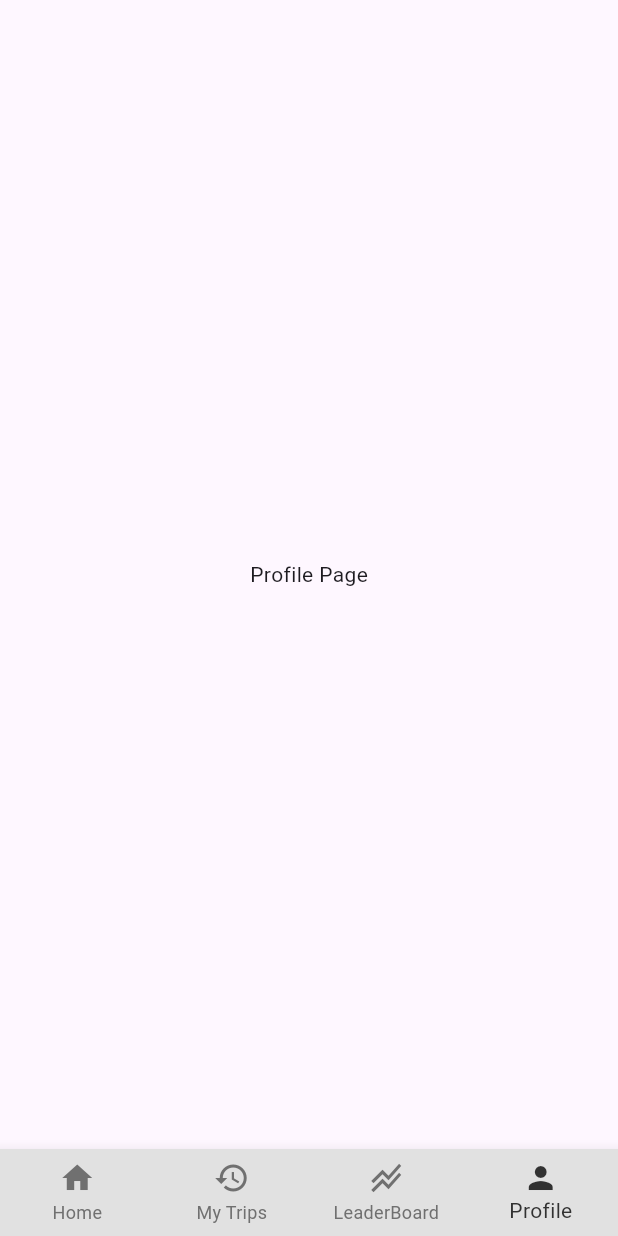
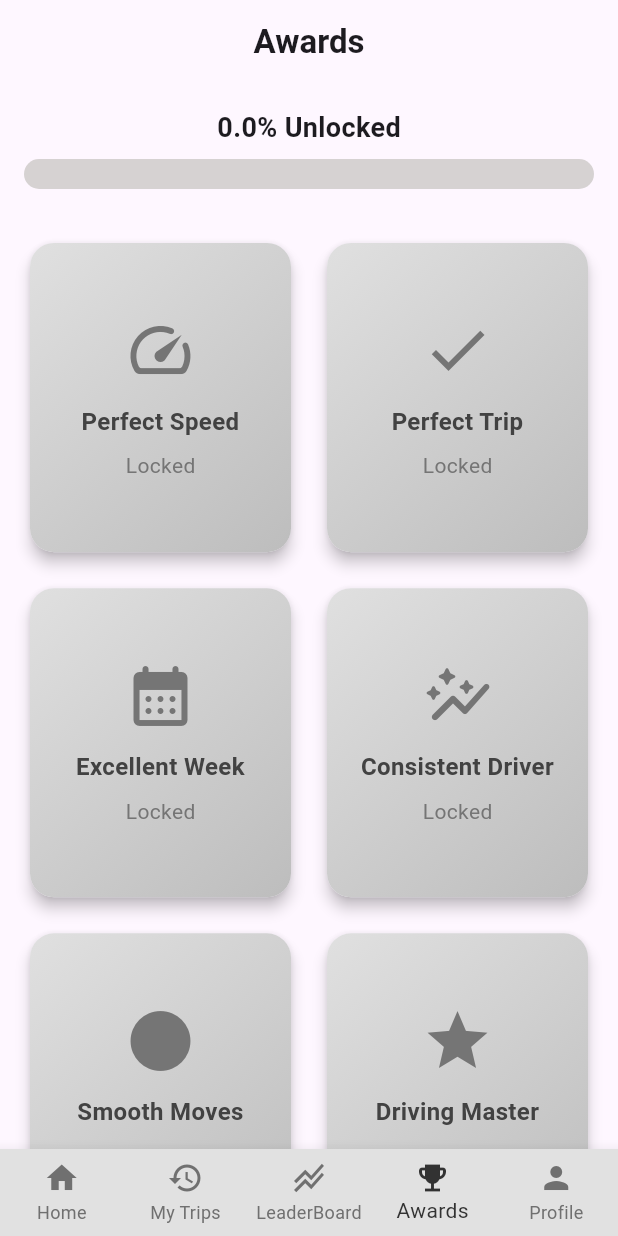
Before and after one commit to R-umaria/Group24F24, a Flutter app: the screen it shows after launch, item 4 of the bottom bar chosen, on a phone screen of 412 x 824 dp. Run offline on Flutter 3.47's test engine with Material 3 defaults, Android fonts, the phone set to English and light mode, and no system bars; our stand-ins replace flutter_custom_clippers, geolocator, permission_handler.

Commit message:
awards page user interface

```diff
--- a/lib/behaviour_analysis/speed_analysis.dart
+++ b/lib/behaviour_analysis/speed_analysis.dart
@@ -104,9 +104,9 @@ class SpeedAnalysisTimer {
   //update the duration
   void update() {
   if (_currentState == SpeedState.warning) {
-    _warningStateDuration += Duration(seconds: 1);
+    _warningStateDuration += const Duration(seconds: 1);
   } else if (_currentState == SpeedState.dangerous) {
-    _dangerousStateDuration += Duration(seconds: 1);
+    _dangerousStateDuration += const Duration(seconds: 1);
   }
 }
 }
--- /dev/null
+++ b/lib/pages/Awards/awards_page.dart
@@ -0,0 +1,205 @@
+import 'package:flutter/material.dart';
+import './award_backend.dart';
+
+class AwardsPage extends StatelessWidget {
+  final AwardsManager awardsManager;
+
+  const AwardsPage({
+    super.key,
+    required this.awardsManager,
+  });
+
+  @override
+  Widget build(BuildContext context) {
+    return Scaffold(
+      appBar: AppBar(
+        title: const Text(
+          'Awards',
+          style: TextStyle(fontWeight: FontWeight.bold),
+        ),
+        centerTitle: true,
+      ),
+      body: Column(
+        children: [
+          _buildProgressHeader(),
+          Expanded(
+            child: _buildAwardsGrid(),
+          ),
+        ],
+      ),
+    );
+  }
+
+//as in the design, this is the bar that shows the % of awards completed by the driver
+  Widget _buildProgressHeader() {
+    int totalAwards = awardsManager.awards.length; //check how many awards exist currently
+    double unlockedPercent = awardsManager.getUnlockedAwards().length / totalAwards;
+    double progressPercent = (unlockedPercent / totalAwards) * 100;
+
+    return Container(
+      padding: const EdgeInsets.all(16),
+      child: Column(
+        children: [
+          Text(
+            '$progressPercent% Unlocked',
+            style: const TextStyle(
+              fontSize: 18,
+              fontWeight: FontWeight.bold,
+            ),
+          ),
+          const SizedBox(height: 8),
+          ClipRRect(
+            borderRadius: BorderRadius.circular(15),
+            child: LinearProgressIndicator(
+              value: progressPercent/100,
+              minHeight: 20,
+              backgroundColor: const Color.fromARGB(255, 214, 210, 210),
+              valueColor: AlwaysStoppedAnimation<Color>(
+                progressPercent == 100 ? const Color.fromARGB(255, 7, 255, 15) : const Color.fromARGB(255, 73, 215, 227),
+              ),
+            ),
+          ),
+        ],
+      ),
+    );
+  }
+
+  //holds all awards cards
+  Widget _buildAwardsGrid() {
+    return GridView.builder(
+      padding: const EdgeInsets.all(16),
+      gridDelegate: const SliverGridDelegateWithFixedCrossAxisCount(
+        crossAxisCount: 2,
+        childAspectRatio: 0.85,
+        crossAxisSpacing: 16,
+        mainAxisSpacing: 16,
+      ),
+      itemCount: awardsManager.awards.length,
+      itemBuilder: (context, index) {
+        final award = awardsManager.awards[index];
+        return _AwardCard(award: award);
+      },
+    );
+  }
+}
+
+//holds a single award
+class _AwardCard extends StatelessWidget {
+  final Award award;
+  const _AwardCard({
+    required this.award,
+  });
+
+  @override
+  Widget build(BuildContext context) {
+    return Card(
+      elevation: 4,
+      shape: RoundedRectangleBorder(
+        borderRadius: BorderRadius.circular(16),
+      ),
+      child: Container(
+        decoration: BoxDecoration(
+          borderRadius: BorderRadius.circular(16),
+          gradient: LinearGradient(
+            begin: Alignment.topLeft,
+            end: Alignment.bottomRight,
+            colors: award.isUnlocked
+                ? [Colors.blue[400]!, Colors.blue[600]!] //i will change colours to match home page later
+                : [Colors.grey[300]!, Colors.grey[400]!],
+          ),
+        ),
+        child: Material(
+          color: Colors.transparent,
+          child: InkWell(
+            borderRadius: BorderRadius.circular(16),
+            onTap: () => _showAwardDetails(context), //open the info at the bottom when award is clicked on
+            child: Padding(
+              padding: const EdgeInsets.all(16),
+              child: Column(
+                mainAxisAlignment: MainAxisAlignment.center,
+                children: [
+                  Icon(
+                    award.icon,
+                    size: 48,
+                    color: award.isUnlocked ? Colors.white : Colors.grey[600],
+                  ),
+                  const SizedBox(height: 12),
+                  Text(
+                    award.name,
+                    textAlign: TextAlign.center,
+                    style: TextStyle(
+                      fontSize: 16,
+                      fontWeight: FontWeight.bold,
+                      color: award.isUnlocked ? Colors.white : Colors.grey[800],
+                    ),
+                  ),
+                  const SizedBox(height: 8),
+                  Text(
+                    award.isUnlocked ? 'Unlocked!' : 'Locked',
+                    style: TextStyle(
+                      fontSize: 14,
+                      color: award.isUnlocked ? Colors.white70 : Colors.grey[600],
+                    ),
+                  ),
+                ],
+              ),
+            ),
+          ),
+        ),
+      ),
+    );
+  }
+
+//show info like description when the award is clicked on
+  void _showAwardDetails(BuildContext context) {
+    showModalBottomSheet(
+      context: context,
+      shape: const RoundedRectangleBorder(
+        borderRadius: BorderRadius.vertical(top: Radius.circular(20)),
+      ),
+      builder: (context) => Padding(
+        padding: const EdgeInsets.all(24),
+        child: Column(
+          mainAxisSize: MainAxisSize.min,
+          children: [
+            Icon(award.icon,
+              size: 64,
+              color: award.isUnlocked ? Colors.blue : Colors.grey,
+            ),
+            const SizedBox(height: 16),
+            Text(
+              award.name,
+              style: const TextStyle(
+                fontSize: 24,
+                fontWeight: FontWeight.bold,
+              ),
+            ),
+            const SizedBox(height: 8),
+            Text(
+              award.description,
+              textAlign: TextAlign.center,
+              style: TextStyle(
+                fontSize: 16,
+                color: Colors.grey[600],
+              ),
+            ),
+            const SizedBox(height: 16),
+            if (award.isUnlocked && award.unlockedDate != null)
+              Text(
+                'Unlocked on ${_formatDate(award.unlockedDate!)}',
+                style: TextStyle(
+                  fontSize: 14,
+                  color: Colors.grey[600],
+                ),
+              ),
+            const SizedBox(height: 24),
+          ],
+        ),
+      ),
+    );
+  }
+
+  String _formatDate(DateTime date) {
+    return '${date.day}/${date.month}/${date.year}';
+  }
+}
--- a/lib/pages/first_page.dart
+++ b/lib/pages/first_page.dart
@@ -4,7 +4,8 @@ import 'package:drive_wise/pages/home_page.dart';
 import 'package:drive_wise/pages/leader_board_page.dart';
 import 'package:drive_wise/pages/my_trips.dart';
 import 'package:drive_wise/pages/profile_page.dart';
-import 'awards_page.dart';
+import './Awards/awards_page.dart';
+import './Awards/award_backend.dart';
 import 'package:flutter/material.dart';
 
 class FirstPage extends StatefulWidget {
@@ -25,8 +26,15 @@ class _FirstPageState extends State<FirstPage> {
     });
   }
 
+  //create an instance of the award backend to use for the awrds page
+  final awardsManager1 = AwardsManager();
+  late final List _pages;
+
   // the pages we have in our app
-  final List _pages = [
+    @override
+  void initState() {
+    super.initState();
+      _pages = [
       // HomePage
       HomePage(),
 
@@ -36,12 +44,13 @@ class _FirstPageState extends State<FirstPage> {
       // LeaderBoardpage
       LeaderBoardPage(),
 
+      //added the awards page
+      AwardsPage(awardsManager: awardsManager1,),
+
       // ProfilePage
-    ProfilePage(),
-
-    // //added the awards page
-    // AwardsPage()
+      ProfilePage()
     ];
+  }
 
   @override
   Widget build(BuildContext context) {
@@ -75,11 +84,11 @@ class _FirstPageState extends State<FirstPage> {
             label: 'LeaderBoard',
           ),
 
-          // //awards page
-          // BottomNavigationBarItem(
-          //   icon: Icon(Icons.emoji_events),
-          //   label: 'Awards'
-          // ),
+          //awards page
+          BottomNavigationBarItem(
+            icon: Icon(Icons.emoji_events),
+            label: 'Awards'
+          ),
 
           // Profile
           BottomNavigationBarItem(
```
Also changed, not shown: lib/pages/awards_page.dart (deleted). Lines whose indentation alone changed are shown as unchanged.
